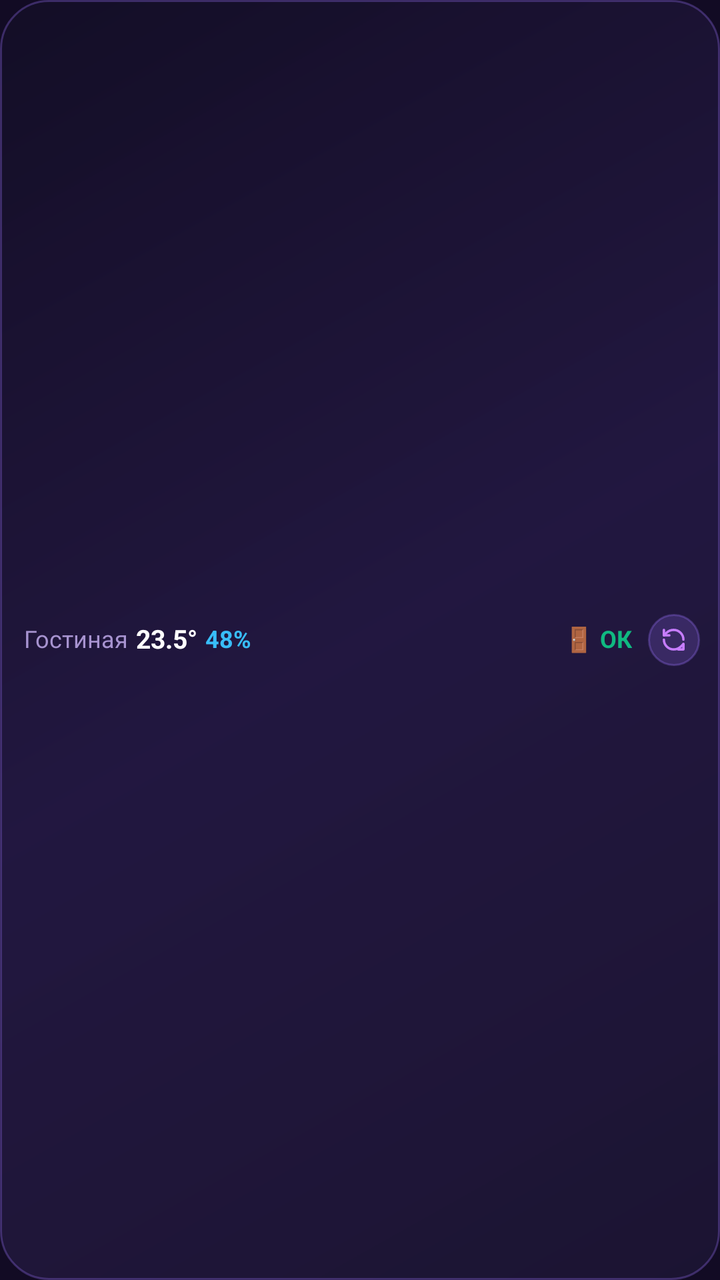
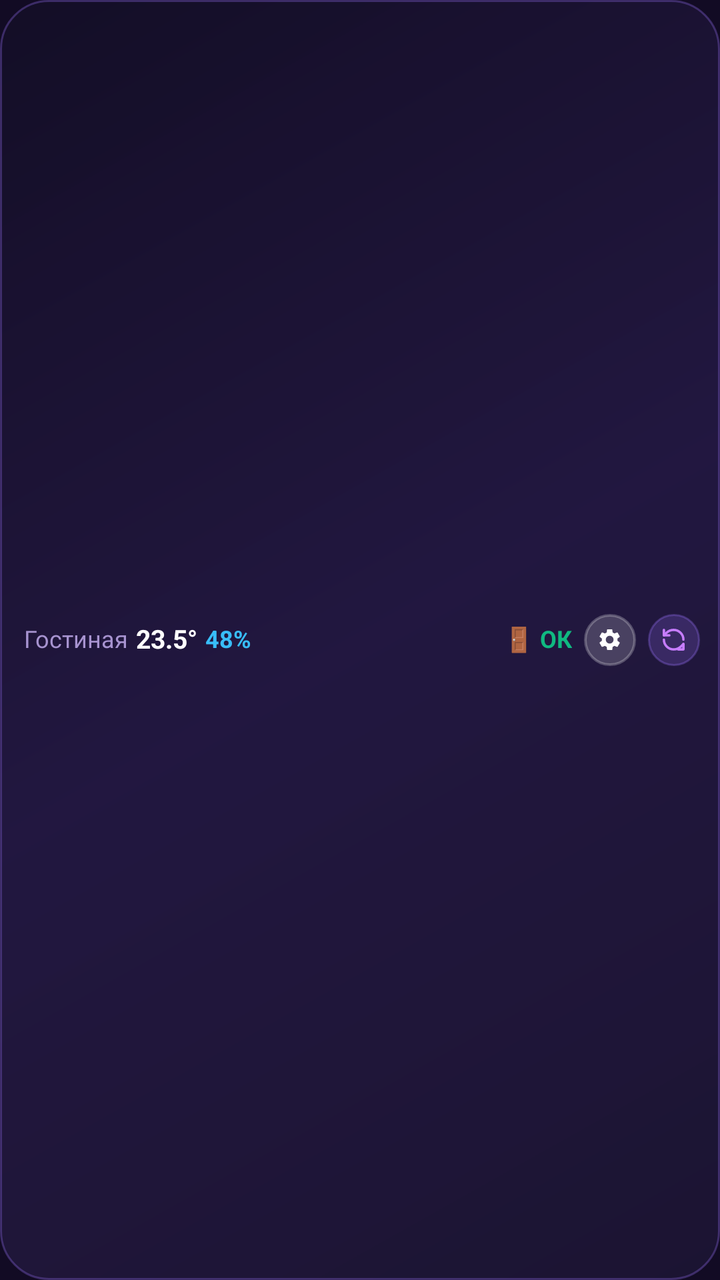

Compare the two renders of this Android layout. The source of the first and the diff that turns it into the second are given below.
<!-- AndroidManifest.xml: application theme Theme.AliceHomeWidget -->
<!-- res/layout/widget_alice_bar_4x1.xml -->
<?xml version="1.0" encoding="utf-8"?>
<LinearLayout xmlns:android="http://schemas.android.com/apk/res/android"
    android:id="@+id/rootLayoutBar"
    android:layout_width="match_parent"
    android:layout_height="match_parent"
    android:background="@drawable/bg_skin_alice"
    android:gravity="center_vertical"
    android:orientation="horizontal"
    android:paddingStart="12dp"
    android:paddingTop="4dp"
    android:paddingEnd="10dp"
    android:paddingBottom="4dp">

    
    <LinearLayout
        android:id="@+id/layoutBarSlot1"
        android:layout_width="0dp"
        android:layout_height="wrap_content"
        android:layout_weight="1"
        android:gravity="center_vertical"
        android:orientation="horizontal">

        <TextView
            android:id="@+id/tvBarHousehold"
            android:layout_width="wrap_content"
            android:layout_height="wrap_content"
            android:ellipsize="end"
            android:includeFontPadding="false"
            android:maxLines="1"
            android:text="Гостиная"
            android:textColor="@color/alice_text_muted"
            android:textSize="12sp" />

        <TextView
            android:id="@+id/tvBarTemp"
            android:layout_width="wrap_content"
            android:layout_height="wrap_content"
            android:layout_marginStart="4dp"
            android:includeFontPadding="false"
            android:maxLines="1"
            android:text="23.5°"
            android:textColor="@color/alice_text_white"
            android:textSize="13sp"
            android:textStyle="bold" />

        <TextView
            android:id="@+id/tvBarHumidity"
            android:layout_width="wrap_content"
            android:layout_height="wrap_content"
            android:layout_marginStart="4dp"
            android:includeFontPadding="false"
            android:maxLines="1"
            android:text="48%"
            android:textColor="@color/sensor_humidity_cyan"
            android:textSize="12sp"
            android:textStyle="bold" />
    </LinearLayout>

    
    <LinearLayout
        android:id="@+id/layoutBarSlot2"
        android:layout_width="0dp"
        android:layout_height="wrap_content"
        android:layout_marginStart="8dp"
        android:layout_weight="1"
        android:gravity="center_vertical"
        android:orientation="horizontal"
        android:visibility="gone">

        <TextView
            android:id="@+id/tvBarSlot2Room"
            android:layout_width="wrap_content"
            android:layout_height="wrap_content"
            android:ellipsize="end"
            android:includeFontPadding="false"
            android:maxLines="1"
            android:text="Спальня"
            android:textColor="@color/alice_text_muted"
            android:textSize="12sp" />

        <TextView
            android:id="@+id/tvBarSlot2Value"
            android:layout_width="wrap_content"
            android:layout_height="wrap_content"
            android:layout_marginStart="4dp"
            android:includeFontPadding="false"
            android:maxLines="1"
            android:text="21.0°"
            android:textColor="@color/alice_text_white"
            android:textSize="13sp"
            android:textStyle="bold" />
    </LinearLayout>

    
    <LinearLayout
        android:id="@+id/layoutBarSlot3"
        android:layout_width="wrap_content"
        android:layout_height="wrap_content"
        android:layout_marginStart="8dp"
        android:gravity="center_vertical"
        android:orientation="horizontal">

        <TextView
            android:id="@+id/tvBarSlot3Room"
            android:layout_width="wrap_content"
            android:layout_height="wrap_content"
            android:ellipsize="end"
            android:includeFontPadding="false"
            android:maxLines="1"
            android:text=""
            android:textColor="@color/alice_text_muted"
            android:textSize="12sp"
            android:visibility="gone" />

        <TextView
            android:id="@+id/tvBarDoor"
            android:layout_width="wrap_content"
            android:layout_height="wrap_content"
            android:includeFontPadding="false"
            android:maxLines="1"
            android:text="🚪 ОК"
            android:textColor="@color/sensor_ok_green"
            android:textSize="12sp"
            android:textStyle="bold" />
    </LinearLayout>

    
    <FrameLayout
        android:id="@+id/btnBarRefresh"
        android:layout_width="26dp"
        android:layout_height="26dp"
        android:layout_marginStart="8dp"
        android:background="@drawable/bg_btn_alice">

        <ImageView
            android:layout_width="13dp"
            android:layout_height="13dp"
            android:layout_gravity="center"
            android:contentDescription="Обновить"
            android:src="@drawable/ic_refresh" />
    </FrameLayout>

</LinearLayout>
<!-- resources referenced by this layout -->
<resources>
  <color name="alice_text_muted">#A793D0</color>
  <color name="alice_text_white">#FFFFFF</color>
  <color name="sensor_humidity_cyan">#38BDF8</color>
  <color name="sensor_ok_green">#10B981</color>
  <!-- drawable bg_btn_alice (drawable) -->
  <?xml version="1.0" encoding="utf-8"?>
  <shape xmlns:android="http://schemas.android.com/apk/res/android"
      android:shape="oval">
      <solid android:color="#339D74FF" />
      <stroke
          android:width="1dp"
          android:color="#4D9D74FF" />
  </shape>
  <!-- drawable bg_skin_alice (drawable) -->
  <?xml version="1.0" encoding="utf-8"?>
  <shape xmlns:android="http://schemas.android.com/apk/res/android"
      android:shape="rectangle">
      <corners android:radius="24dp" />
      <gradient
          android:angle="135"
          android:startColor="#E61C1433"
          android:centerColor="#D9241944"
          android:endColor="#E6130D26"
          android:type="linear" />
      <stroke
          android:width="1dp"
          android:color="#4D9D74FF" />
  </shape>
  <style name="Theme.AliceHomeWidget" parent="Theme.Material3.Dark.NoActionBar">
          <item name="colorPrimary">@color/alice_neon_purple</item>
          <item name="colorOnPrimary">@color/white</item>
          <item name="colorSecondary">@color/alice_primary_purple</item>
          <item name="android:statusBarColor">@color/alice_purple_dark</item>
          <item name="android:navigationBarColor">@color/alice_purple_dark</item>
          <item name="android:windowBackground">@color/alice_purple_dark</item>
      </style>
  <color name="alice_neon_purple">#9D4EDD</color>
  <color name="white">#FFFFFFFF</color>
  <color name="alice_primary_purple">#7B2CBF</color>
  <color name="alice_purple_dark">#120B24</color>
  <!-- unchanged entries left out for length: 1 -->
</resources>

<!-- the commit's change to res/layout/widget_alice_bar_4x1.xml (unified diff, before → after) -->
@@ -126,10 +126,26 @@
 
     
     <FrameLayout
+        android:id="@+id/btnBarConfigure"
+        android:layout_width="26dp"
+        android:layout_height="26dp"
+        android:layout_marginStart="6dp"
+        android:background="@drawable/bg_btn_xiaomi">
+
+        <ImageView
+            android:layout_width="13dp"
+            android:layout_height="13dp"
+            android:layout_gravity="center"
+            android:contentDescription="Настроить"
+            android:src="@drawable/ic_gear" />
+    </FrameLayout>
+
+    
+    <FrameLayout
         android:id="@+id/btnBarRefresh"
         android:layout_width="26dp"
         android:layout_height="26dp"
-        android:layout_marginStart="8dp"
+        android:layout_marginStart="6dp"
         android:background="@drawable/bg_btn_alice">
 
         <ImageView
<!-- resource entries referenced after the edit -->
@@ -12,6 +12,15 @@
       <stroke
           android:width="1dp"
           android:color="#4D9D74FF" />
+  </shape>
+  <!-- drawable bg_btn_xiaomi (drawable) -->
+  <?xml version="1.0" encoding="utf-8"?>
+  <shape xmlns:android="http://schemas.android.com/apk/res/android"
+      android:shape="oval">
+      <solid android:color="#2EFFFFFF" />
+      <stroke
+          android:width="1.2dp"
+          android:color="#3DFFFFFF" />
   </shape>
   <!-- drawable bg_skin_alice (drawable) -->
   <?xml version="1.0" encoding="utf-8"?>
@@ -28,6 +37,16 @@
           android:width="1dp"
           android:color="#4D9D74FF" />
   </shape>
+  <!-- drawable ic_gear (drawable) -->
+  <vector xmlns:android="http://schemas.android.com/apk/res/android"
+      android:width="24dp"
+      android:height="24dp"
+      android:viewportWidth="24"
+      android:viewportHeight="24">
+      <path
+          android:fillColor="#FFFFFFFF"
+          android:pathData="M19.14,12.94c0.04,-0.3 0.06,-0.61 0.06,-0.94c0,-0.32 -0.02,-0.64 -0.07,-0.94l2.03,-1.58c0.18,-0.14 0.23,-0.41 0.12,-0.61l-1.92,-3.32c-0.12,-0.22 -0.37,-0.29 -0.59,-0.22l-2.39,0.96c-0.5,-0.38 -1.03,-0.7 -1.62,-0.94L14.4,2.81c-0.04,-0.24 -0.24,-0.41 -0.48,-0.41h-3.84c-0.24,0 -0.43,0.17 -0.47,0.41L9.25,5.35C8.66,5.59 8.12,5.92 7.63,6.29L5.24,5.33c-0.22,-0.08 -0.47,0 -0.59,0.22L2.74,8.87c-0.12,0.21 -0.08,0.47 0.12,0.61l2.03,1.58c-0.05,0.3 -0.09,0.63 -0.09,0.94s0.02,0.64 0.07,0.94l-2.03,1.58c-0.18,0.14 -0.23,0.41 -0.12,0.61l1.92,3.32c0.12,0.22 0.37,0.29 0.59,0.22l2.39,-0.96c0.5,0.38 1.03,0.7 1.62,0.94l0.36,2.54c0.05,0.24 0.24,0.41 0.48,0.41h3.84c0.24,0 0.44,-0.17 0.47,-0.41l0.36,-2.54c0.59,-0.24 1.13,-0.56 1.62,-0.94l2.39,0.96c0.22,0.08 0.47,0 0.59,-0.22l1.92,-3.32c0.12,-0.22 0.07,-0.47 -0.12,-0.61L19.14,12.94zM12,15.6c-1.98,0 -3.6,-1.62 -3.6,-3.6s1.62,-3.6 3.6,-3.6s3.6,1.62 3.6,3.6S13.98,15.6 12,15.6z" />
+  </vector>
   <style name="Theme.AliceHomeWidget" parent="Theme.Material3.Dark.NoActionBar">
           <item name="colorPrimary">@color/alice_neon_purple</item>
           <item name="colorOnPrimary">@color/white</item>
